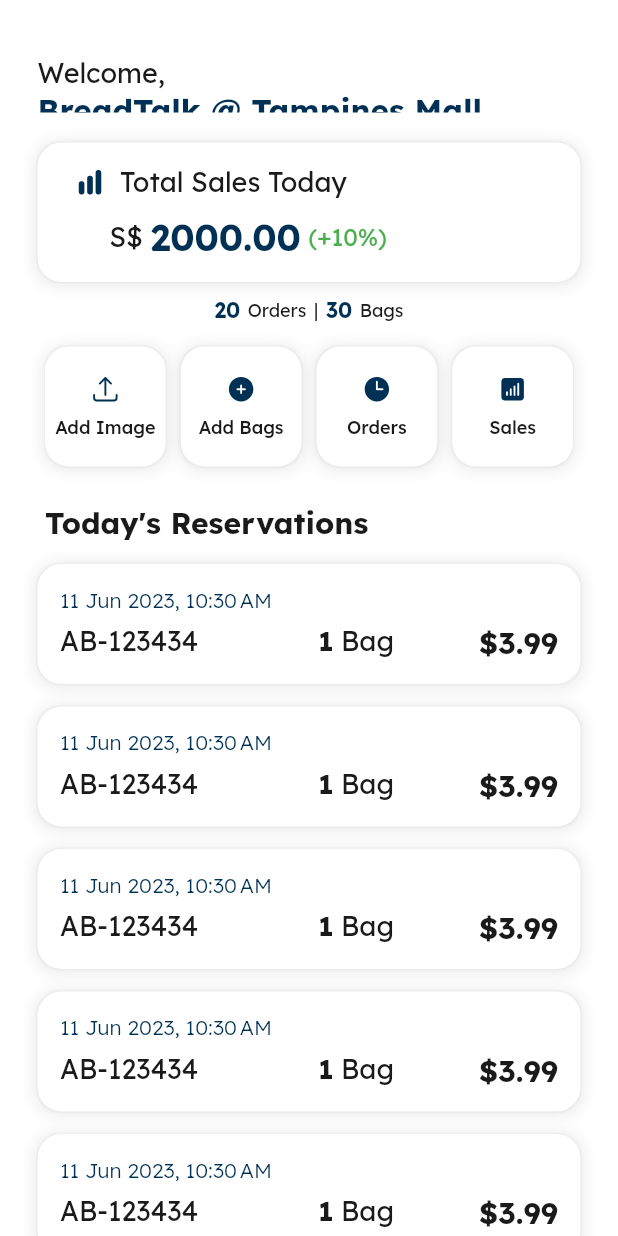
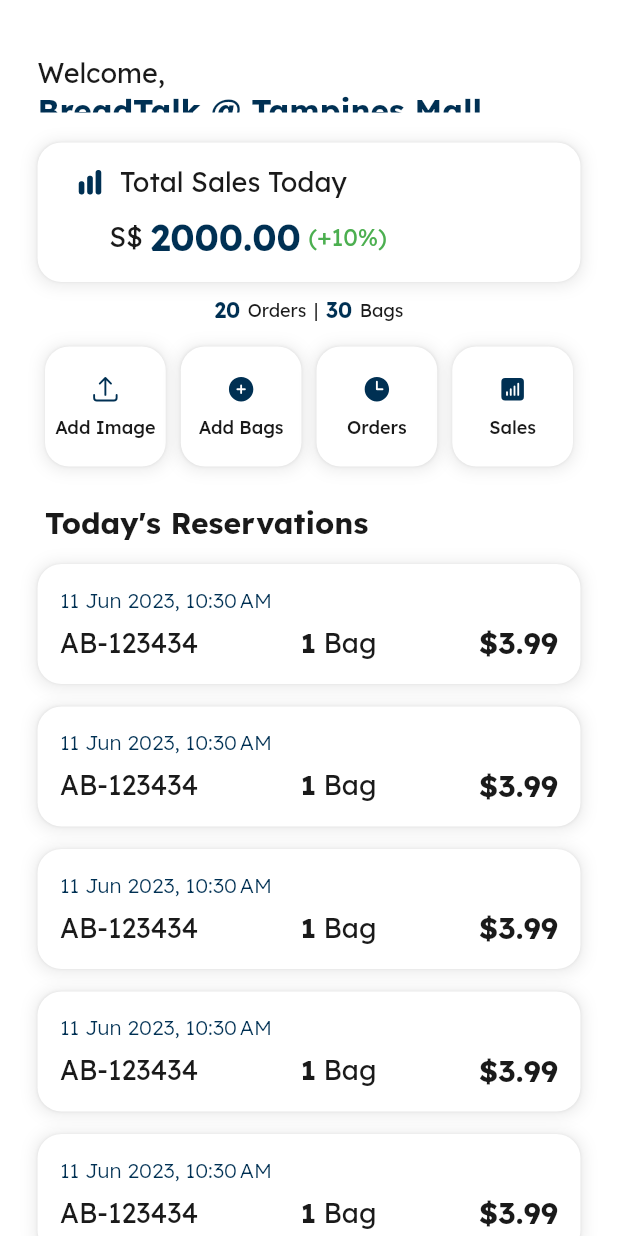
Before and after one commit to jx-yan/ApeBites-Mex, a Flutter app: the HomeScreen screen opened by its route, on a phone screen of 412 x 824 dp. Run offline on Flutter 3.47's test engine with Material 2 defaults, Android fonts, the phone set to English and light mode, and no system bars; drawn by our look-alikes of auto_size_text; our stand-ins replace go_router, heroicons; missing offline and left inert: colorful_safe_area, time_range_picker.

Commit message:
refactor reserve list bar code

```diff
--- a/lib/components/components.dart
+++ b/lib/components/components.dart
@@ -2,4 +2,4 @@
 export 'reserve_list_bar.dart';
 export 'past_reserve_bar.dart';
 export 'date_range_picker.dart';
-export 'addBag_btm_sheet.dart';
+export 'add_bag_btm_sheet.dart';
--- a/lib/components/reserve_list_bar.dart
+++ b/lib/components/reserve_list_bar.dart
@@ -59,21 +59,23 @@
             ),
             child: Stack(
               children: [
-              Positioned(
-                  top: 15,
-                  left: 15,
-                  child: Text(
+                if (isLargeOrder == true) const LargeOrderMarker(),
+                Container(
+                  margin: const EdgeInsets.all(15),
+                  child: Column(
+                    children: [
+                      Row(children: [
+                        Text(
                           orderTimeString,
                           style: const TextStyle(
                               fontFamily: 'Lexend',
                               fontWeight: FontWeight.w300,
                               color: kPrimaryBoldest),
-                  )),
-              if (isLargeOrder == true) const LargeOrderMarker(),
-              Positioned(
-                  top: 40,
-                  left: 15,
-                  child: Row(
+                        ),
+                        const Spacer(),
+                      ]),
+                      const Spacer(),
+                      Row(
                         children: [
                           Text(
                             orderNumber,
@@ -83,7 +85,7 @@
                                 fontSize: 18,
                                 color: kFontColorDefault),
                           ),
-                      const SizedBox(width: 80),
+                          const Spacer(),
                           RichText(
                             text: TextSpan(
                               text: '$bagsNum',
@@ -112,22 +114,22 @@
                               ],
                             ),
                           ),
-                    ],
-                  )),
-              Positioned(
-                  top: 40,
-                  right: 15,
-                  child: Text(
+                          const Spacer(),
+                          Text(
                             formattedOrderTotal(),
                             style: const TextStyle(
                                 fontFamily: 'Lexend',
                                 fontWeight: FontWeight.w700,
                                 fontSize: 20,
                                 color: kFontColorDefault),
-                  )),
+                          )
                         ],
                       ),
-        ));
+                    ],
+                  ),
+                )
+              ],
+            )));
   }
 }
 
@@ -141,7 +143,7 @@
     return Positioned(
         right: 0,
         child: Container(
-          height: 30,
+          height: 25,
           width: 80,
           decoration: const BoxDecoration(
               color: Color.fromRGBO(240, 152, 0, 1),
--- a/lib/components/search_filter.dart
+++ b/lib/components/search_filter.dart
@@ -1,6 +1,6 @@
 import 'package:apebites_mex/styles/styles.dart';
 import 'package:flutter/material.dart';
-import 'package:heroicons/heroicons.dart';
+// import 'package:heroicons/heroicons.dart';
 
 class SearchFilter extends StatelessWidget {
   const SearchFilter({super.key});
--- a/lib/data/data.dart
+++ /dev/null
@@ -1,41 +0,0 @@
-class Sales {
-  int? totalSalesToday; // total sales today
-  int? totalSalesThisMonth; // total sales this month
-  int? totalSalesThisYear; // total sales this year
-  int? totalSales; // total sales all time
-  int? num_orders; // total number of orders
-  int? num_bags; // total quantity of bags sold
-}
-
-
-class Reservations {
-  String? customer_name; // John Doe
-  String? receiptId; // 20211010-0001
-  String? reserve_datetime; // 2021-10-10 10:10:10
-  String? status;// 0 = pending, 1 = confirmed, 2 = cancelled, 3 = completed
-  int? quantity; // 10
-}
-
-class Account {
-  String? mexName; // John Doe
-  String? storeName; // BreadTalk @ Tampines Mall
-  double? storeBagPrice; // 3.99
-  String? storeCategory; // Bakery
-  String? storeOpeningHours; // 10:00 - 22:00
-  String? storeAddress; // 4 Tampines Central 5, #01-32, Singapore 529510
-  String? storeContact; // +65 6789 0123
-  String? storeEmail; // breadtalk@tampines
-  String? storeWebsite; // https://www.breadtalk.com.sg/
-  String? storeLogo; // https://www.breadtalk.com.sg/images/logo.png
-  String? storeBanner; // https://www.breadtalk.com.sg/images/banner.png
-  String? storeDescription; // BreadTalk is a distinctive, award-winning Singapore brand that has gained international appeal. It is renowned for the way it has revolutionized the culture of bread consumption with its visually appealing and creative products. Since its opening in Singapore in 2000, BreadTalk has grown to become a highly popular lifestyle bakery chain with its wide variety of freshly-baked breads and cakes. Today, you can enjoy BreadTalk's award-winning products in 16 countries around the world.
-
-}
-
-class Listing {
-   String? imageLink; // https://www.breadtalk.com.sg/images/bag.png
-   int? listed_bags_num; // 10
-   String? collection_datetime; // 2021-10-10 10:00 - 2021-10-10 22:00
-   DateTime? datetime_created; // 2021-10-10 10:10:10
-   DateTime? datetime_updated; // 2021-10-10 10:10:10
-}
--- a/lib/screens/home/home_sales_card.dart
+++ b/lib/screens/home/home_sales_card.dart
@@ -3,7 +3,7 @@
 import 'package:heroicons/heroicons.dart';
 
 class TotalSalesTodayCard extends StatelessWidget {
-  TotalSalesTodayCard({
+  const TotalSalesTodayCard({
     super.key,
     required this.todaySales,
     required this.ordersNum,
--- a/lib/screens/home/home_screen.dart
+++ b/lib/screens/home/home_screen.dart
@@ -64,7 +64,7 @@
               delegate: SliverChildListDelegate(
             <Widget>[
               // Total Sales Today Card
-              TotalSalesTodayCard(todaySales: 2000.00, ordersNum: 20, bagsNum: 30,),
+              const TotalSalesTodayCard(todaySales: 2000.00, ordersNum: 20, bagsNum: 30,),
               // Padding
               const Padding(padding: EdgeInsets.only(top: 15)),
               // HomeScreenButtons
```
Also changed, not shown: lib/components/add_bag_btm_sheet.dart (renamed from lib/components/addBag_btm_sheet.dart), 1 other file. Lines whose indentation alone changed are shown as unchanged.
